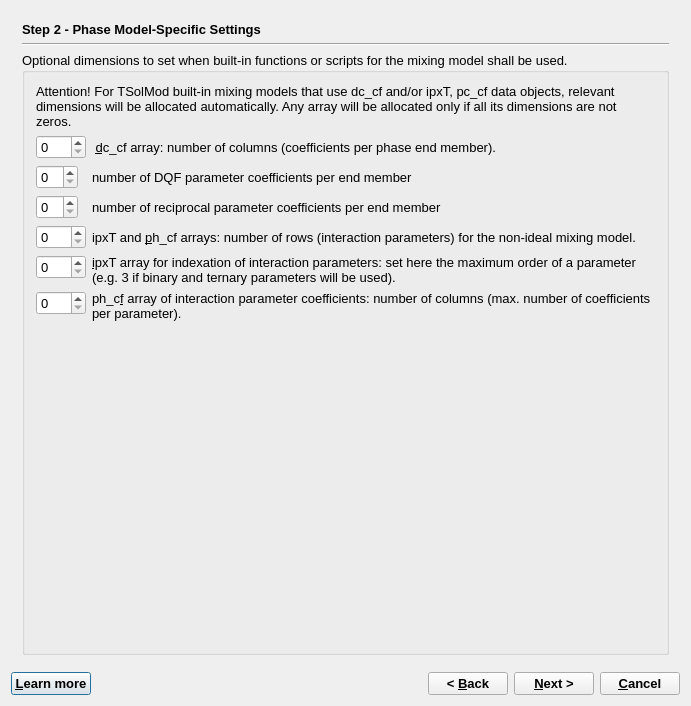
This is GUI/Dialogs4/PhaseWizard4.ui in gemshub/GEMSGUI as Qt 5 draws it before an edit. The edited form follows.
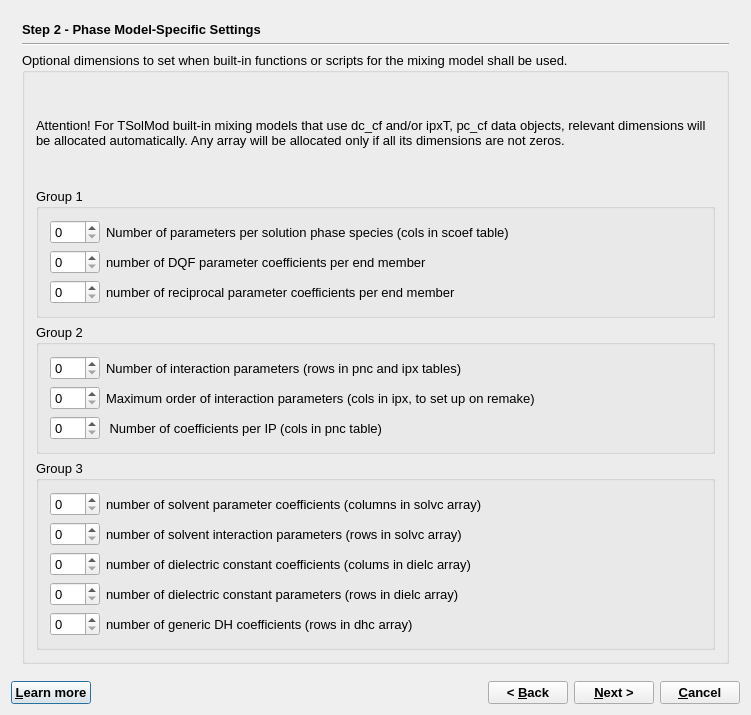
This is the edited form. The open tabs and pages were chosen to show the change.

Commit message: Changed PhaseWizard for new phase structure

The edit to the form file:
```diff
--- a/GUI/Dialogs4/PhaseWizard4.ui
+++ b/GUI/Dialogs4/PhaseWizard4.ui
@@ -9,8 +9,8 @@
    <rect>
     <x>0</x>
     <y>0</y>
-    <width>691</width>
-    <height>689</height>
+    <width>751</width>
+    <height>715</height>
    </rect>
   </property>
   <property name="font">
@@ -21,7 +21,7 @@
   <property name="windowTitle">
    <string>GEM-Selektor Proces</string>
   </property>
-  <layout class="QVBoxLayout" name="verticalLayout_12">
+  <layout class="QVBoxLayout" name="verticalLayout_6">
    <item>
     <widget class="QStackedWidget" name="stackedWidget">
      <property name="mouseTracking">
@@ -43,7 +43,7 @@
       <number>2</number>
      </property>
      <widget class="QWidget" name="page">
-      <layout class="QVBoxLayout" name="verticalLayout_11">
+      <layout class="QVBoxLayout" name="verticalLayout_3">
        <item>
         <widget class="QLabel" name="pageName">
          <property name="sizePolicy">
@@ -604,7 +604,7 @@
       </layout>
      </widget>
      <widget class="QWidget" name="page_2">
-      <layout class="QVBoxLayout" name="verticalLayout_3">
+      <layout class="QVBoxLayout" name="verticalLayout_4">
        <item>
         <widget class="QLabel" name="label">
          <property name="sizePolicy">
@@ -642,8 +642,8 @@
          <property name="title">
           <string>Optional dimensions to set when built-in functions or scripts for the mixing model shall be used. </string>
          </property>
-         <layout class="QFormLayout" name="formLayout_3">
-          <item row="0" column="0" colspan="2">
+         <layout class="QVBoxLayout" name="verticalLayout90">
+          <item>
            <widget class="QLabel" name="textLabel2">
             <property name="text">
              <string>Attention! For TSolMod built-in mixing models that use dc_cf and/or ipxT, pc_cf data objects, relevant dimensions will be allocated automatically. Any array will be allocated only if all its dimensions are not zeros. </string>
@@ -656,8 +656,14 @@
             </property>
            </widget>
           </item>
-          <item row="1" column="0">
-           <widget class="QSpinBox" name="spinBox_dc_sc_M">
+          <item>
+           <widget class="QGroupBox" name="group1">
+            <property name="title">
+             <string>Group 1</string>
+            </property>
+            <layout class="QGridLayout" name="gridLayout">
+             <item row="0" column="0">
+              <widget class="QSpinBox" name="pnscM">
             <property name="sizePolicy">
              <sizepolicy hsizetype="Fixed" vsizetype="Fixed">
               <horstretch>0</horstretch>
@@ -672,10 +678,10 @@
             </property>
            </widget>
           </item>
-          <item row="1" column="1">
+             <item row="0" column="1">
            <widget class="QLabel" name="textLabel1">
             <property name="text">
-             <string> &amp;dc_cf array: number of columns (coefficients per phase end member).</string>
+                <string>Number of parameters per solution phase species (cols in scoef table)</string>
             </property>
             <property name="alignment">
              <set>Qt::AlignVCenter</set>
@@ -688,28 +694,37 @@
             </property>
            </widget>
           </item>
-          <item row="2" column="0">
+             <item row="1" column="0">
            <widget class="QSpinBox" name="ndqf"/>
           </item>
-          <item row="2" column="1">
+             <item row="1" column="1">
            <widget class="QLabel" name="label_13">
             <property name="text">
              <string>number of DQF parameter coefficients per end member</string>
             </property>
            </widget>
           </item>
-          <item row="3" column="0">
+             <item row="2" column="0">
            <widget class="QSpinBox" name="nrcp"/>
           </item>
-          <item row="3" column="1">
+             <item row="2" column="1">
            <widget class="QLabel" name="label_14">
             <property name="text">
              <string>number of reciprocal parameter coefficients per end member</string>
             </property>
            </widget>
           </item>
-          <item row="4" column="0">
-           <widget class="QSpinBox" name="spinBox_ph_cf_N">
+            </layout>
+           </widget>
+          </item>
+          <item>
+           <widget class="QGroupBox" name="group2">
+            <property name="title">
+             <string>Group 2</string>
+            </property>
+            <layout class="QGridLayout" name="gridLayout_2">
+             <item row="0" column="0">
+              <widget class="QSpinBox" name="pNcpN">
             <property name="sizePolicy">
              <sizepolicy hsizetype="Fixed" vsizetype="Fixed">
               <horstretch>0</horstretch>
@@ -727,10 +742,10 @@
             </property>
            </widget>
           </item>
-          <item row="4" column="1">
+             <item row="0" column="1">
            <widget class="QLabel" name="textLabel1_3">
             <property name="text">
-             <string>ipxT and &amp;ph_cf arrays: number of rows (interaction parameters) for the non-ideal mixing model.</string>
+                <string>Number of interaction parameters (rows in pnc and ipx tables)</string>
             </property>
             <property name="alignment">
              <set>Qt::AlignVCenter</set>
@@ -743,8 +758,8 @@
             </property>
            </widget>
           </item>
-          <item row="5" column="0">
-           <widget class="QSpinBox" name="spinBox_ph_px_M">
+             <item row="1" column="0">
+              <widget class="QSpinBox" name="pnpxM">
             <property name="sizePolicy">
              <sizepolicy hsizetype="Fixed" vsizetype="Fixed">
               <horstretch>0</horstretch>
@@ -759,10 +774,10 @@
             </property>
            </widget>
           </item>
-          <item row="5" column="1">
+             <item row="1" column="1">
            <widget class="QLabel" name="textLabel1_2">
             <property name="text">
-             <string>&amp;ipxT array for indexation of interaction parameters: set here the maximum order of a parameter (e.g. 3 if binary and ternary parameters will be used).</string>
+                <string>Maximum order of interaction parameters (cols in ipx, to set up on remake)</string>
             </property>
             <property name="alignment">
              <set>Qt::AlignVCenter</set>
@@ -775,8 +790,8 @@
             </property>
            </widget>
           </item>
-          <item row="6" column="0">
-           <widget class="QSpinBox" name="spinBox_ph_cf_M">
+             <item row="2" column="0">
+              <widget class="QSpinBox" name="pNcpM">
             <property name="sizePolicy">
              <sizepolicy hsizetype="Fixed" vsizetype="Fixed">
               <horstretch>0</horstretch>
@@ -791,10 +806,10 @@
             </property>
            </widget>
           </item>
-          <item row="6" column="1">
+             <item row="2" column="1">
            <widget class="QLabel" name="textLabel1_3_2">
             <property name="text">
-             <string>ph_c&amp;f array of interaction parameter coefficients: number of columns (max. number of coefficients per parameter).</string>
+                <string> Number of coefficients per IP (cols in pnc table)</string>
             </property>
             <property name="alignment">
              <set>Qt::AlignVCenter</set>
@@ -803,8 +818,189 @@
              <bool>true</bool>
             </property>
             <property name="buddy">
-             <cstring>spinBox_ph_cf_M</cstring>
-            </property>
+                <cstring>pNcpM</cstring>
+               </property>
+              </widget>
+             </item>
+            </layout>
+           </widget>
+          </item>
+          <item>
+           <widget class="QGroupBox" name="group3">
+            <property name="title">
+             <string>Group 3</string>
+            </property>
+            <layout class="QGridLayout" name="gridLayout_3">
+             <item row="0" column="0">
+              <widget class="QSpinBox" name="pncsolv">
+               <property name="sizePolicy">
+                <sizepolicy hsizetype="Fixed" vsizetype="Fixed">
+                 <horstretch>0</horstretch>
+                 <verstretch>0</verstretch>
+                </sizepolicy>
+               </property>
+               <property name="minimumSize">
+                <size>
+                 <width>50</width>
+                 <height>0</height>
+                </size>
+               </property>
+               <property name="maximum">
+                <number>99</number>
+               </property>
+              </widget>
+             </item>
+             <item row="0" column="1">
+              <widget class="QLabel" name="textLabel1_4">
+               <property name="text">
+                <string>number of solvent parameter coefficients (columns in solvc array)</string>
+               </property>
+               <property name="alignment">
+                <set>Qt::AlignVCenter</set>
+               </property>
+               <property name="wordWrap">
+                <bool>true</bool>
+               </property>
+               <property name="buddy">
+                <cstring>pNcpN</cstring>
+               </property>
+              </widget>
+             </item>
+             <item row="1" column="0">
+              <widget class="QSpinBox" name="pcsolv">
+               <property name="sizePolicy">
+                <sizepolicy hsizetype="Fixed" vsizetype="Fixed">
+                 <horstretch>0</horstretch>
+                 <verstretch>0</verstretch>
+                </sizepolicy>
+               </property>
+               <property name="minimumSize">
+                <size>
+                 <width>50</width>
+                 <height>0</height>
+                </size>
+               </property>
+              </widget>
+             </item>
+             <item row="1" column="1">
+              <widget class="QLabel" name="textLabel1_5">
+               <property name="text">
+                <string>number of solvent interaction parameters (rows in solvc array)</string>
+               </property>
+               <property name="alignment">
+                <set>Qt::AlignVCenter</set>
+               </property>
+               <property name="wordWrap">
+                <bool>true</bool>
+               </property>
+               <property name="buddy">
+                <cstring>pnpxM</cstring>
+               </property>
+              </widget>
+             </item>
+             <item row="2" column="0">
+              <widget class="QSpinBox" name="pncdicl">
+               <property name="sizePolicy">
+                <sizepolicy hsizetype="Fixed" vsizetype="Fixed">
+                 <horstretch>0</horstretch>
+                 <verstretch>0</verstretch>
+                </sizepolicy>
+               </property>
+               <property name="minimumSize">
+                <size>
+                 <width>50</width>
+                 <height>0</height>
+                </size>
+               </property>
+              </widget>
+             </item>
+             <item row="2" column="1">
+              <widget class="QLabel" name="textLabel1_3_3">
+               <property name="text">
+                <string>number of dielectric constant coefficients (colums in dielc array)</string>
+               </property>
+               <property name="alignment">
+                <set>Qt::AlignVCenter</set>
+               </property>
+               <property name="wordWrap">
+                <bool>true</bool>
+               </property>
+               <property name="buddy">
+                <cstring>pNcpM</cstring>
+               </property>
+              </widget>
+             </item>
+             <item row="3" column="0">
+              <widget class="QSpinBox" name="pndicl">
+               <property name="sizePolicy">
+                <sizepolicy hsizetype="Fixed" vsizetype="Fixed">
+                 <horstretch>0</horstretch>
+                 <verstretch>0</verstretch>
+                </sizepolicy>
+               </property>
+               <property name="minimumSize">
+                <size>
+                 <width>50</width>
+                 <height>0</height>
+                </size>
+               </property>
+               <property name="maximum">
+                <number>99</number>
+               </property>
+              </widget>
+             </item>
+             <item row="3" column="1">
+              <widget class="QLabel" name="textLabel1_3_4">
+               <property name="text">
+                <string>number of dielectric constant parameters (rows in dielc array)</string>
+               </property>
+               <property name="alignment">
+                <set>Qt::AlignVCenter</set>
+               </property>
+               <property name="wordWrap">
+                <bool>true</bool>
+               </property>
+               <property name="buddy">
+                <cstring>pNcpM</cstring>
+               </property>
+              </widget>
+             </item>
+             <item row="4" column="0">
+              <widget class="QSpinBox" name="pndh">
+               <property name="sizePolicy">
+                <sizepolicy hsizetype="Fixed" vsizetype="Fixed">
+                 <horstretch>0</horstretch>
+                 <verstretch>0</verstretch>
+                </sizepolicy>
+               </property>
+               <property name="minimumSize">
+                <size>
+                 <width>50</width>
+                 <height>0</height>
+                </size>
+               </property>
+               <property name="maximum">
+                <number>99</number>
+               </property>
+              </widget>
+             </item>
+             <item row="4" column="1">
+              <widget class="QLabel" name="textLabel1_3_5">
+               <property name="text">
+                <string>number of generic DH coefficients (rows in dhc array)</string>
+               </property>
+               <property name="alignment">
+                <set>Qt::AlignVCenter</set>
+               </property>
+               <property name="wordWrap">
+                <bool>true</bool>
+               </property>
+               <property name="buddy">
+                <cstring>pNcpM</cstring>
+               </property>
+              </widget>
+             </item>
+            </layout>
            </widget>
           </item>
          </layout>
@@ -943,8 +1139,8 @@
          <property name="title">
           <string>Set items in this box only if this is a old style sorption phase  </string>
          </property>
-         <layout class="QGridLayout" name="gridLayout_2">
-          <item row="0" column="0" colspan="5">
+         <layout class="QGridLayout" name="gridLayout_5">
+          <item row="0" column="0" colspan="3">
            <widget class="QCheckBox" name="checkBoxSorption">
             <property name="text">
              <string>Check if surface complexation will be considered in this (sorption) phase</string>
@@ -1229,7 +1425,7 @@
       </layout>
      </widget>
      <widget class="QWidget" name="page_4">
-      <layout class="QVBoxLayout" name="verticalLayout_4">
+      <layout class="QVBoxLayout" name="verticalLayout_12">
        <item>
         <widget class="QLabel" name="label_3">
          <property name="sizePolicy">
@@ -1401,7 +1597,7 @@
     </widget>
    </item>
    <item>
-    <layout class="QHBoxLayout">
+    <layout class="QHBoxLayout" name="lajout1">
      <item>
       <widget class="QPushButton" name="pHelp">
        <property name="font">
@@ -1419,7 +1615,7 @@
       </widget>
      </item>
      <item>
-      <spacer>
+      <spacer name="lajout2">
        <property name="orientation">
         <enum>Qt::Horizontal</enum>
        </property>
```
Left out of the diff: 258 changed lines with no effect on the pictures. Lines whose indentation alone changed are shown as unchanged. The commit also changes 10 other files.
